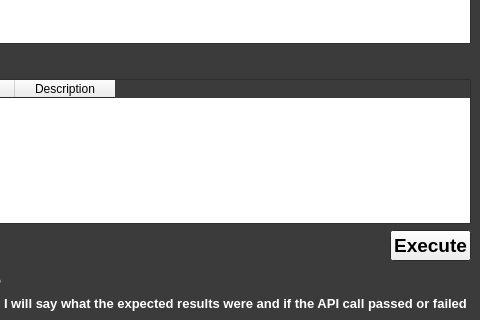
Qt form TAEval-Client/apiwindow.ui (wfairclough/TAE) before a commit; both pictures show x 340 to 820 and y 320 to 640 of the 820 by 640 pixel window.
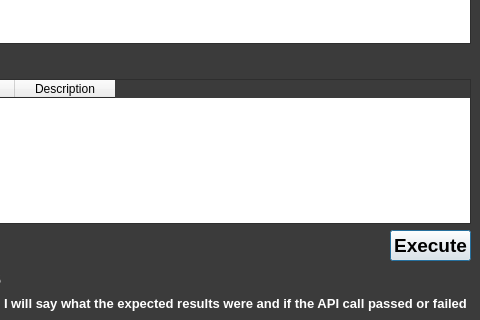
The same form after that commit.

Commit message: Execute button can no longer be clicked unless a task is currently selected

Patch:
```diff
--- a/TAEval-Client/apiwindow.ui
+++ b/TAEval-Client/apiwindow.ui
@@ -569,9 +569,21 @@
              </item>
              <item>
               <widget class="QPushButton" name="dt_execute">
+               <property name="autoFillBackground">
+                <bool>false</bool>
+               </property>
                <property name="text">
                 <string>Execute</string>
                </property>
+               <property name="checkable">
+                <bool>false</bool>
+               </property>
+               <property name="default">
+                <bool>true</bool>
+               </property>
+               <property name="flat">
+                <bool>false</bool>
+               </property>
               </widget>
              </item>
             </layout>
```
The commit also changes 2 other files.
